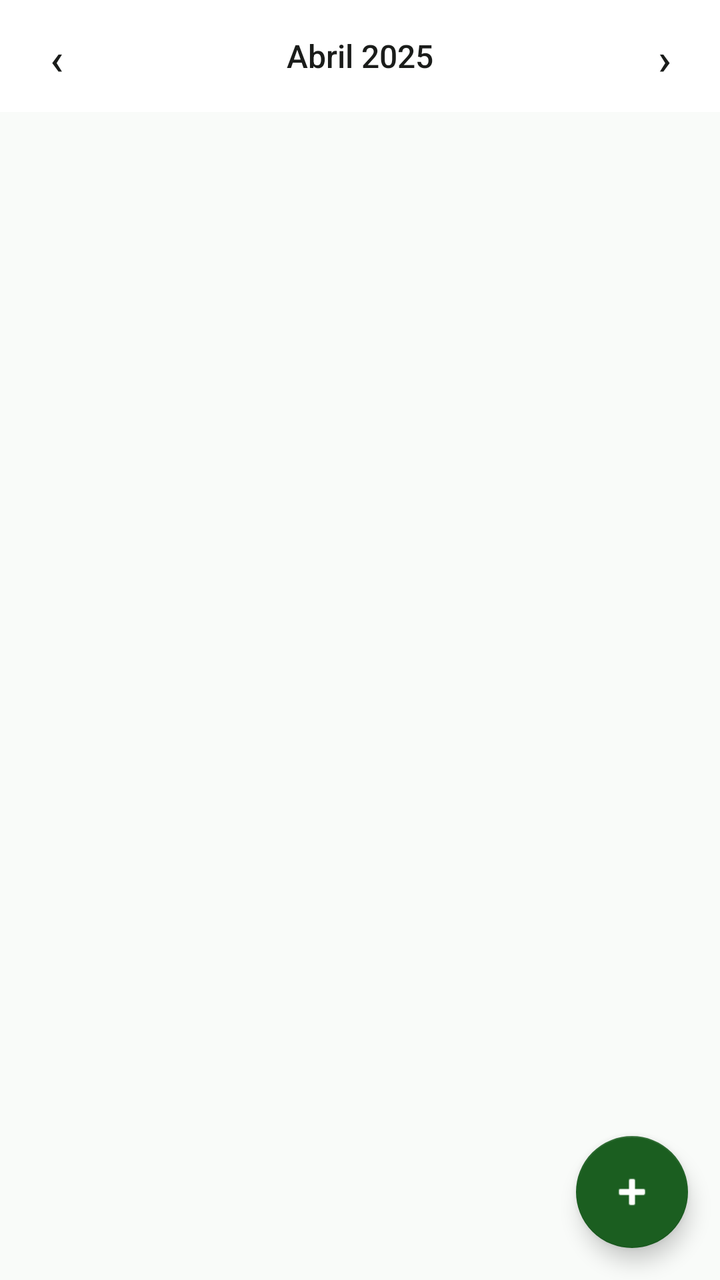
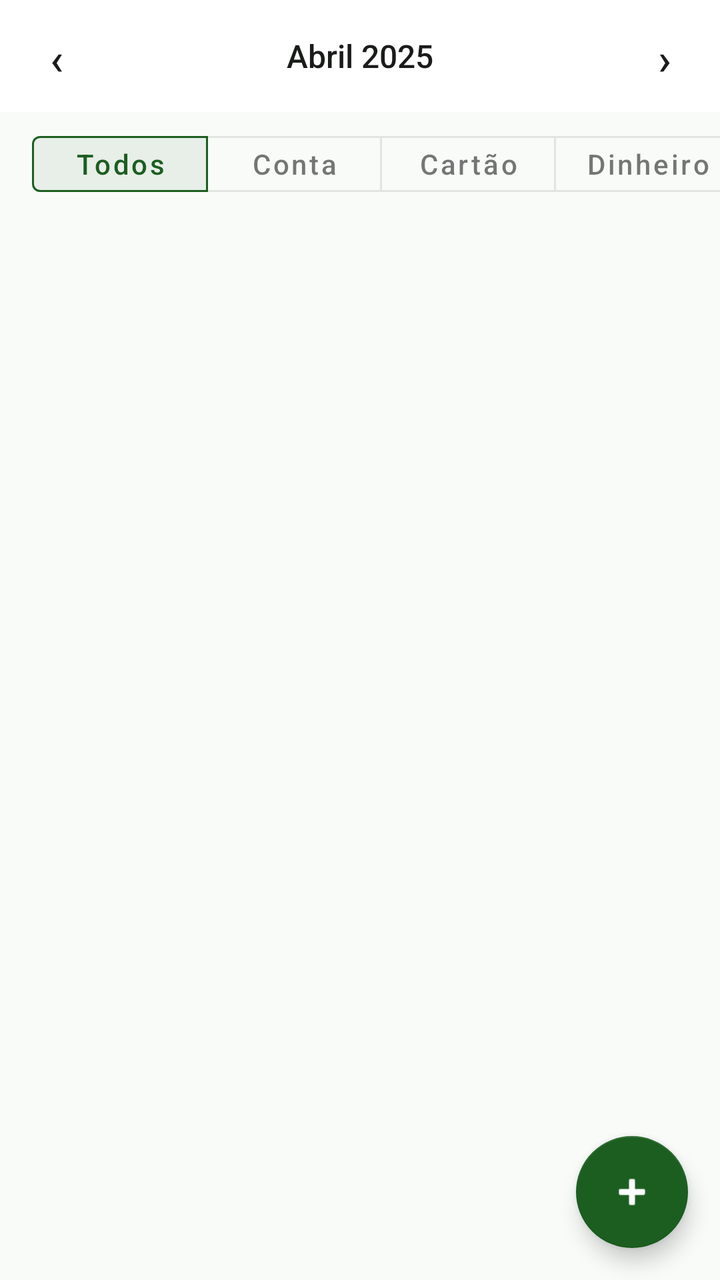

Screens rendered from an Android XML layout before and after an edit, with the pre-edit source and the edit as a unified diff.
<!-- AndroidManifest.xml: application theme Theme.Financeiro -->
<!-- res/layout/fragment_transacao_list.xml -->
<?xml version="1.0" encoding="utf-8"?>
<androidx.coordinatorlayout.widget.CoordinatorLayout
    xmlns:android="http://schemas.android.com/apk/res/android"
    xmlns:app="http://schemas.android.com/apk/res-auto"
    android:layout_width="match_parent"
    android:layout_height="match_parent"
    android:background="@color/background">

    
    <LinearLayout
        android:id="@+id/layout_nav_mes"
        android:layout_width="match_parent"
        android:layout_height="wrap_content"
        android:orientation="horizontal"
        android:gravity="center_vertical"
        android:padding="8dp"
        android:background="@color/surface"
        app:layout_constraintTop_toTopOf="parent">

        <com.google.android.material.button.MaterialButton
            android:id="@+id/btn_mes_anterior"
            style="@style/Widget.MaterialComponents.Button.TextButton"
            android:layout_width="40dp"
            android:layout_height="40dp"
            android:text="‹"
            android:textSize="22sp"
            android:textColor="@color/on_surface"
            android:padding="0dp" />

        <TextView
            android:id="@+id/tv_label_mes"
            android:layout_width="0dp"
            android:layout_weight="1"
            android:layout_height="wrap_content"
            android:text="Abril 2025"
            android:textSize="16sp"
            android:textColor="@color/on_background"
            android:fontFamily="sans-serif-medium"
            android:gravity="center" />

        <com.google.android.material.button.MaterialButton
            android:id="@+id/btn_proximo_mes"
            style="@style/Widget.MaterialComponents.Button.TextButton"
            android:layout_width="40dp"
            android:layout_height="40dp"
            android:text="›"
            android:textSize="22sp"
            android:textColor="@color/on_surface"
            android:padding="0dp" />

    </LinearLayout>

    
    <ProgressBar
        android:id="@+id/progress_bar"
        android:layout_width="wrap_content"
        android:layout_height="wrap_content"
        android:layout_gravity="center"
        android:visibility="gone" />

    
    <TextView
        android:id="@+id/tv_empty_state"
        android:layout_width="wrap_content"
        android:layout_height="wrap_content"
        android:layout_gravity="center"
        android:text="Nenhuma transação neste mês."
        android:textSize="14sp"
        android:textColor="@color/on_surface_variant"
        android:visibility="gone" />

    
    <androidx.recyclerview.widget.RecyclerView
        android:id="@+id/recycler_transacoes"
        android:layout_width="match_parent"
        android:layout_height="match_parent"
        android:layout_marginTop="56dp"
        android:paddingTop="8dp"
        android:paddingBottom="80dp"
        android:clipToPadding="false"
        app:layoutManager="androidx.recyclerview.widget.LinearLayoutManager" />

    
    <com.google.android.material.floatingactionbutton.FloatingActionButton
        android:id="@+id/fab_adicionar_transacao"
        android:layout_width="wrap_content"
        android:layout_height="wrap_content"
        android:layout_gravity="bottom|end"
        android:layout_margin="16dp"
        android:contentDescription="Adicionar transação"
        android:src="@android:drawable/ic_input_add"
        app:backgroundTint="@color/primary"
        app:tint="@color/on_primary" />

</androidx.coordinatorlayout.widget.CoordinatorLayout>
<!-- resources referenced by this layout -->
<resources>
  <color name="background">#F9FBF9</color>
  <color name="on_background">#1A1C1A</color>
  <color name="on_primary">#FFFFFF</color>
  <color name="on_surface">#1A1C1A</color>
  <color name="on_surface_variant">#BDBDBD</color>
  <color name="primary">#1B5E20</color>
  <color name="surface">#FFFFFF</color>
  <style name="Theme.Financeiro" parent="Theme.MaterialComponents.DayNight.NoActionBar">
          <item name="colorPrimary">@color/primary</item>
          <item name="colorOnPrimary">@color/on_primary</item>
          <item name="colorPrimaryContainer">@color/primary_container</item>
          <item name="colorOnPrimaryContainer">@color/on_primary_container</item>
          <item name="colorSecondary">@color/secondary</item>
          <item name="colorOnSecondary">@color/on_secondary</item>
          <item name="colorSecondaryContainer">@color/secondary_container</item>
          <item name="colorOnSecondaryContainer">@color/on_secondary_container</item>
          <item name="colorError">@color/error</item>
          <item name="colorOnError">@color/on_error</item>
          <item name="android:colorBackground">@color/background</item>
          <item name="colorOnBackground">@color/on_background</item>
          <item name="colorSurface">@color/surface</item>
          <item name="colorOnSurface">@color/on_surface</item>
          <item name="colorOutline">@color/outline</item>
          <item name="android:statusBarColor">@color/background</item>
          <item name="android:windowLightStatusBar">true</item>
      </style>
  <color name="primary_container">#C8E6C9</color>
  <color name="on_primary_container">#002106</color>
  <color name="secondary">#388E3C</color>
  <color name="on_secondary">#FFFFFF</color>
  <color name="secondary_container">#DCEDC8</color>
  <color name="on_secondary_container">#1B5E20</color>
  <color name="error">#B00020</color>
  <color name="on_error">#FFFFFF</color>
  <color name="outline">#E0E0E0</color>
</resources>

<!-- the commit's change to res/layout/fragment_transacao_list.xml (unified diff, before → after) -->
@@ -6,51 +6,101 @@
     android:layout_height="match_parent"
     android:background="@color/background">
 
-    
     <LinearLayout
         android:id="@+id/layout_nav_mes"
         android:layout_width="match_parent"
         android:layout_height="wrap_content"
+        android:background="@color/surface"
+        android:gravity="center_vertical"
         android:orientation="horizontal"
-        android:gravity="center_vertical"
-        android:padding="8dp"
-        android:background="@color/surface"
-        app:layout_constraintTop_toTopOf="parent">
+        android:padding="8dp">
 
         <com.google.android.material.button.MaterialButton
             android:id="@+id/btn_mes_anterior"
             style="@style/Widget.MaterialComponents.Button.TextButton"
             android:layout_width="40dp"
             android:layout_height="40dp"
+            android:padding="0dp"
             android:text="‹"
-            android:textSize="22sp"
             android:textColor="@color/on_surface"
-            android:padding="0dp" />
+            android:textSize="22sp" />
 
         <TextView
             android:id="@+id/tv_label_mes"
             android:layout_width="0dp"
+            android:layout_height="wrap_content"
             android:layout_weight="1"
-            android:layout_height="wrap_content"
+            android:fontFamily="sans-serif-medium"
+            android:gravity="center"
             android:text="Abril 2025"
-            android:textSize="16sp"
             android:textColor="@color/on_background"
-            android:fontFamily="sans-serif-medium"
-            android:gravity="center" />
+            android:textSize="16sp" />
 
         <com.google.android.material.button.MaterialButton
             android:id="@+id/btn_proximo_mes"
             style="@style/Widget.MaterialComponents.Button.TextButton"
             android:layout_width="40dp"
             android:layout_height="40dp"
+            android:padding="0dp"
             android:text="›"
-            android:textSize="22sp"
             android:textColor="@color/on_surface"
-            android:padding="0dp" />
-
+            android:textSize="22sp" />
     </LinearLayout>
 
-    
+    <HorizontalScrollView
+        android:id="@+id/scroll_filtros"
+        android:layout_width="match_parent"
+        android:layout_height="52dp"
+        android:layout_marginTop="56dp"
+        android:background="@color/background"
+        android:fillViewport="true"
+        android:scrollbars="none">
+
+        <com.google.android.material.button.MaterialButtonToggleGroup
+            android:id="@+id/toggle_filtros"
+            android:layout_width="wrap_content"
+            android:layout_height="wrap_content"
+            android:layout_gravity="center_vertical"
+            android:paddingStart="16dp"
+            android:paddingEnd="16dp"
+            app:checkedButton="@id/btn_filtro_todos"
+            app:selectionRequired="true"
+            app:singleSelection="true">
+
+            <com.google.android.material.button.MaterialButton
+                android:id="@+id/btn_filtro_todos"
+                style="@style/Widget.MaterialComponents.Button.OutlinedButton"
+                android:layout_width="wrap_content"
+                android:layout_height="40dp"
+                android:text="Todos"
+                android:textAllCaps="false" />
+
+            <com.google.android.material.button.MaterialButton
+                android:id="@+id/btn_filtro_conta"
+                style="@style/Widget.MaterialComponents.Button.OutlinedButton"
+                android:layout_width="wrap_content"
+                android:layout_height="40dp"
+                android:text="Conta"
+                android:textAllCaps="false" />
+
+            <com.google.android.material.button.MaterialButton
+                android:id="@+id/btn_filtro_cartao"
+                style="@style/Widget.MaterialComponents.Button.OutlinedButton"
+                android:layout_width="wrap_content"
+                android:layout_height="40dp"
+                android:text="Cartão"
+                android:textAllCaps="false" />
+
+            <com.google.android.material.button.MaterialButton
+                android:id="@+id/btn_filtro_dinheiro"
+                style="@style/Widget.MaterialComponents.Button.OutlinedButton"
+                android:layout_width="wrap_content"
+                android:layout_height="40dp"
+                android:text="Dinheiro"
+                android:textAllCaps="false" />
+        </com.google.android.material.button.MaterialButtonToggleGroup>
+    </HorizontalScrollView>
+
     <ProgressBar
         android:id="@+id/progress_bar"
         android:layout_width="wrap_content"
@@ -58,29 +108,26 @@
         android:layout_gravity="center"
         android:visibility="gone" />
 
-    
     <TextView
         android:id="@+id/tv_empty_state"
         android:layout_width="wrap_content"
         android:layout_height="wrap_content"
         android:layout_gravity="center"
         android:text="Nenhuma transação neste mês."
+        android:textColor="@color/on_surface_variant"
         android:textSize="14sp"
-        android:textColor="@color/on_surface_variant"
         android:visibility="gone" />
 
-    
     <androidx.recyclerview.widget.RecyclerView
         android:id="@+id/recycler_transacoes"
         android:layout_width="match_parent"
         android:layout_height="match_parent"
-        android:layout_marginTop="56dp"
+        android:layout_marginTop="108dp"
+        android:clipToPadding="false"
         android:paddingTop="8dp"
         android:paddingBottom="80dp"
-        android:clipToPadding="false"
         app:layoutManager="androidx.recyclerview.widget.LinearLayoutManager" />
 
-    
     <com.google.android.material.floatingactionbutton.FloatingActionButton
         android:id="@+id/fab_adicionar_transacao"
         android:layout_width="wrap_content"
@@ -91,5 +138,4 @@
         android:src="@android:drawable/ic_input_add"
         app:backgroundTint="@color/primary"
         app:tint="@color/on_primary" />
-
 </androidx.coordinatorlayout.widget.CoordinatorLayout>
